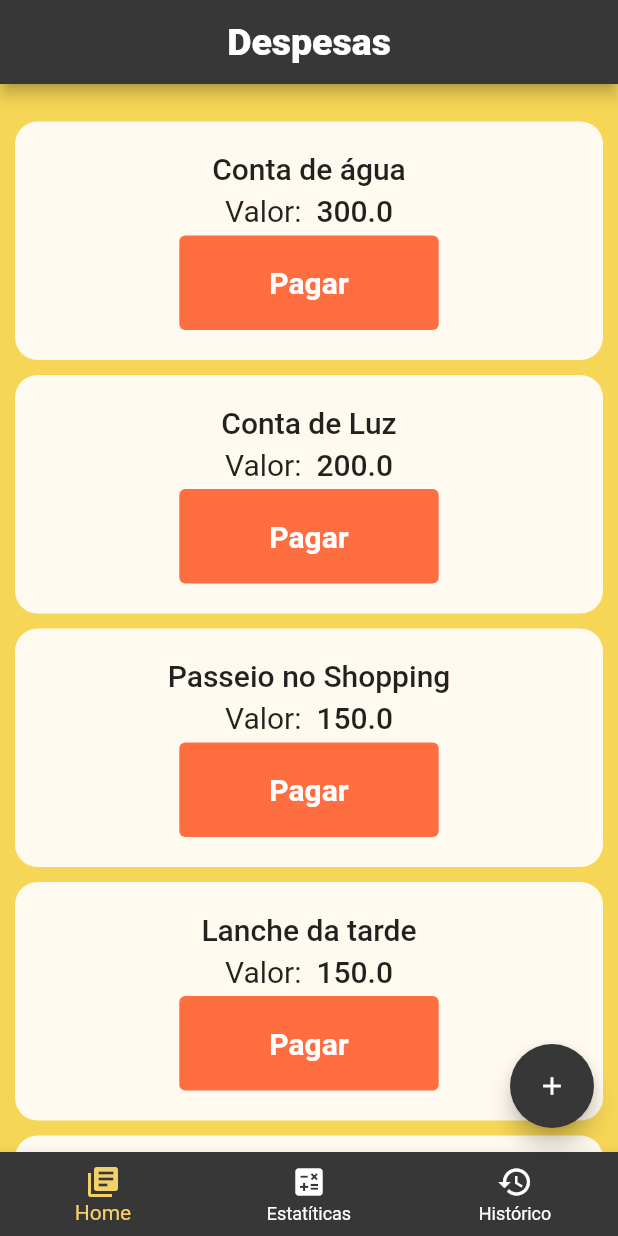
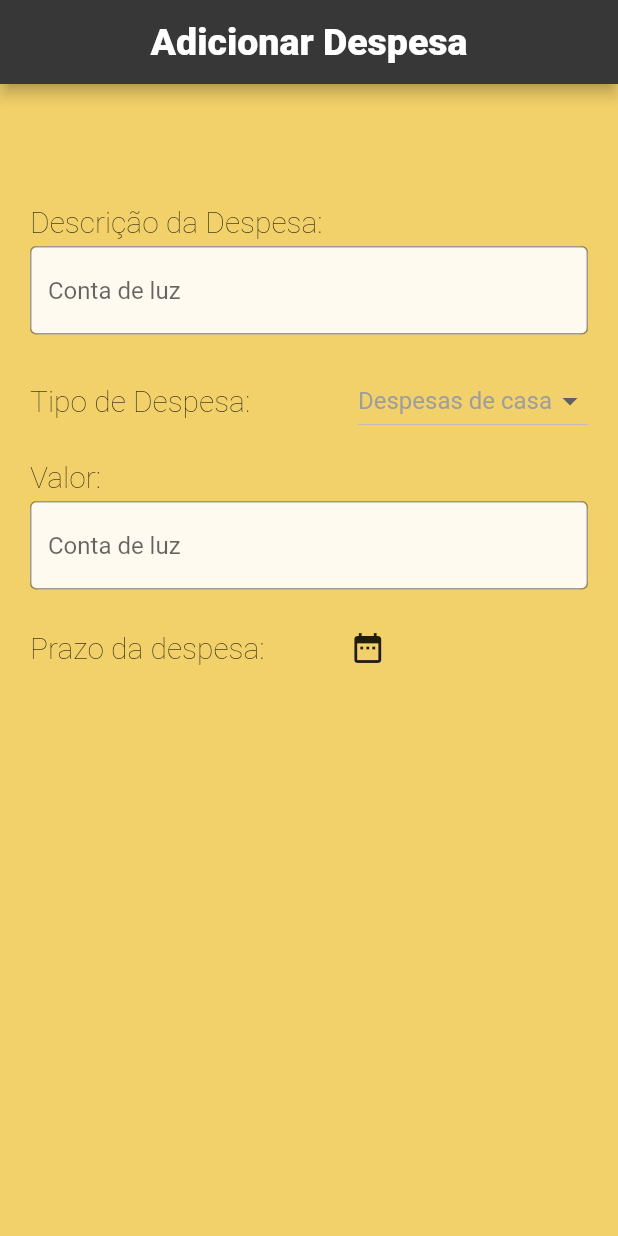
Before and after one commit to Jul10c3s4/projeto1-controlador-despesas, a Flutter app: the screen it shows after launch, on a phone screen of 412 x 824 dp. Run offline on Flutter 3.47's test engine with Material 2 defaults, Android fonts, the phone set to English and light mode, and no system bars.

Commit message:
segundo commit

```diff
--- a/lib/domain/despesas.dart
+++ b/lib/domain/despesas.dart
@@ -3,8 +3,10 @@ import 'package:flutter/cupertino.dart';
 class Despesas {
   String descricao;
   double valor;
+  DateTime? data;
   bool status = false;
 
+  get dateText => this.data;
   Despesas({
     required this.descricao,
     required this.valor,
--- a/lib/main.dart
+++ b/lib/main.dart
@@ -1,6 +1,8 @@
+import 'package:controlador_despesas/pages/adicionardespesa.dart';
 import 'package:controlador_despesas/pages/homepage.dart';
 import 'package:controlador_despesas/pages/splash_screen.dart';
 import 'package:flutter/material.dart';
+import 'package:flutter_localizations/flutter_localizations.dart';
 
 void main() {
   runApp(const MyApp());
@@ -12,11 +14,19 @@ class MyApp extends StatelessWidget {
   @override
   Widget build(BuildContext context) {
     return MaterialApp(
+      localizationsDelegates: [
+        GlobalWidgetsLocalizations.delegate,
+        GlobalMaterialLocalizations.delegate,
+      ],
+      supportedLocales: [
+        Locale("pt", "BR")
+      ],
       debugShowCheckedModeBanner: false,
-      initialRoute: "/splash",
+      initialRoute: "/add_despesa",
       routes: <String, WidgetBuilder>{
         '/homepage':(context) => const HomePage(),
-        '/splash': (context) => const SplashSreen(rota: '/homepage')
+        '/splash': (context) => const SplashSreen(rota: '/homepage'),
+        '/add_despesa':(context) => const AddDespesa(),
       }
 
     );
--- /dev/null
+++ b/lib/pages/adicionardespesa.dart
@@ -0,0 +1,144 @@
+import 'package:flutter/material.dart';
+import 'package:controlador_despesas/domain/despesas.dart';
+import 'package:flutter_localizations/flutter_localizations.dart';
+import 'package:intl/intl.dart';
+
+class AddDespesa extends StatefulWidget {
+
+  const AddDespesa({Key? key}) : super(key: key);
+
+  @override
+  State<AddDespesa> createState() => _AddDespesaState();
+}
+
+class _AddDespesaState extends State<AddDespesa> {
+  final dropValue = ValueNotifier('');
+  final dropOpcoes = ['Casa', 'Saúde', 'Educação',"Lazer", "Diversão"];
+  late final Despesas despesas;
+
+  @override
+  Widget build(BuildContext context) {
+    return Scaffold(
+      appBar: AppBar(
+        title: Text(
+          "Adicionar Despesa",
+          style: TextStyle(
+              color: Colors.white,
+              fontSize: 25,
+              fontWeight: FontWeight.w800),
+          ),
+        backgroundColor: Color(0xFF373737),
+        centerTitle: true,
+        ),
+      backgroundColor: Color(0xFFF3D16A),
+      body: Padding(
+        padding: EdgeInsets.symmetric(vertical: 80,horizontal: 20),
+        child: ListView(
+          children: [
+            Column(
+              children: [
+                Row(
+                  mainAxisAlignment: MainAxisAlignment.start,
+                  children: [
+                    Text('Descrição da Despesa: ',
+                      style: TextStyle(
+                        fontSize: 20,
+                        fontWeight: FontWeight.w200,
+                      ),),
+                  ],
+                ),
+                    SizedBox(height: 5,),
+                    Container(
+                      decoration: BoxDecoration(
+                        borderRadius: BorderRadius.circular(6),
+                        color: Color(0xFFFFFAEF)
+                      ),
+                    child: TextField(
+                      decoration: InputDecoration(
+                        border: OutlineInputBorder(),
+                        hintText: 'Conta de luz',
+                      ),
+                    )
+                    ),
+                SizedBox(height: 20,),
+                Row(
+                  mainAxisAlignment: MainAxisAlignment.spaceBetween,
+                  children: [
+                    Text('Tipo de Despesa: ',
+                      style: TextStyle(
+                        fontSize: 20,
+                        fontWeight: FontWeight.w200,
+                      ),),
+                    ValueListenableBuilder(
+                        valueListenable: dropValue,
+                        builder: (BuildContext context, String value, _){
+                          return DropdownButton(
+                            hint: Text('Despesas de casa',
+                            style: TextStyle(
+                              color: Colors.grey,
+                            ),),
+                            value: (value.isEmpty) ? null : value,
+                            onChanged: (escolha) => dropValue.value = escolha.toString(),
+                            items: dropOpcoes.map((opcao) => DropdownMenuItem(
+                                value: opcao,
+                                child: Text(opcao),
+                            ),).toList(),
+                          );
+                        })
+                  ],
+                ),
+                SizedBox(height: 15,),
+                Row(
+                  mainAxisAlignment: MainAxisAlignment.start,
+                  children: [
+                    Text('Valor:',
+                      style: TextStyle(
+                        fontSize: 20,
+                        fontWeight: FontWeight.w200,
+                      ),),
+                  ],
+                ),
+                SizedBox(height: 5,),
+                Container(
+                    decoration: BoxDecoration(
+                        borderRadius: BorderRadius.circular(6),
+                        color: Color(0xFFFFFAEF)
+                    ),
+                    child: TextField(
+                      decoration: InputDecoration(
+                        border: OutlineInputBorder(),
+                        hintText: 'Conta de luz',
+                      ),
+                    )
+                ),
+                SizedBox(height: 15,),
+                Row(
+                  children: [
+                    Text("Prazo da despesa: ",
+                      style: TextStyle(
+                        fontSize: 20,
+                        fontWeight: FontWeight.w200,
+                      ),),
+                    SizedBox(width: 40,),
+                    IconButton(onPressed: () async{
+                      despesas.data = await showDatePicker(
+                        context: context,
+                        initialDate: DateTime.now(),
+                        firstDate: DateTime(2022),
+                        lastDate: DateTime(2024),
+                        locale: Locale("pt", "BR"),
+                      );
+                    }, icon: Icon(Icons.date_range))
+
+                  ],
+                )
+
+
+              ],
+            )
+          ],
+        ),
+      ),
+    );
+  }
+}
--- a/lib/pages/splash_screen.dart
+++ b/lib/pages/splash_screen.dart
@@ -22,7 +22,7 @@ class _SplashSreenState extends State<SplashSreen> {
   @override
   Widget build(BuildContext context) {
     return Scaffold(
-      backgroundColor: Color(0xFFFFFAEF),
+      backgroundColor: Colors.white,
       body: Center(
         child: Image.asset(
           'images/splash.gif',
--- a/lib/widgets/card_despesas.dart
+++ b/lib/widgets/card_despesas.dart
@@ -3,6 +3,8 @@ import 'package:flutter/cupertino.dart';
 import 'package:flutter/material.dart';
 import 'package:flutter/src/widgets/container.dart';
 import 'package:flutter/src/widgets/framework.dart';
+import 'package:flutter_localizations/flutter_localizations.dart';
+import 'package:intl/intl.dart';
 
 class CardDespesas extends StatefulWidget {
   final Despesas despesa;
@@ -37,6 +39,20 @@ class _CardDespesasState extends State<CardDespesas> {
                     Row(
                       mainAxisAlignment: MainAxisAlignment.center,
                       children: [
+                        IconButton(onPressed: () async{
+                          despesas.data = await showDatePicker(
+                              context: context,
+                              initialDate: DateTime.now(),
+                              firstDate: DateTime(2022),
+                              lastDate: DateTime(2024),
+                              locale: Locale("pt", "BR"),
+                          );
+                        }, icon: Icon(Icons.date_range))
+                      ],
+                    ),
+                    Row(
+                      mainAxisAlignment: MainAxisAlignment.center,
+                      children: [
                         Text(
                           despesas.descricao,
                           style: const TextStyle(
@@ -62,6 +78,15 @@ class _CardDespesasState extends State<CardDespesas> {
                         )
                       ],
                     ),
+                    SizedBox(
+                      width: 5,
+                    ),
+                    /*Row(
+                      mainAxisAlignment: MainAxisAlignment.center,
+                      children: [
+                        Text(DateFormat('dd/MM/yyyy').format(despesas.dateText)),
+                      ],
+                    ),*/
                     SizedBox(height: 5,),
                     Row(
                       mainAxisAlignment: MainAxisAlignment.center,
@@ -70,6 +95,7 @@ class _CardDespesasState extends State<CardDespesas> {
                           onPressed: () {
                             setState(() {
                               despesas.status = true;
+                              print(despesas.data);
                             });
                           },
                           child: const Text(
--- a/pubspec.yaml
+++ b/pubspec.yaml
@@ -40,7 +40,8 @@ dependencies:
 dev_dependencies:
   flutter_test:
     sdk: flutter
-
+  flutter_localizations:
+    sdk: flutter
   # The "flutter_lints" package below contains a set of recommended lints to
   # encourage good coding practices. The lint set provided by the package is
   # activated in the `analysis_options.yaml` file located at the root of your
```
Also changed, not shown: pubspec.lock.
